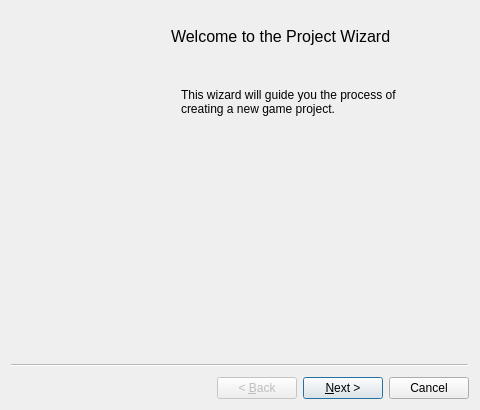
First picture: the form in src/lgck-builder/WizGame.ui, repository cfrankb/lgck-src, before the edit.
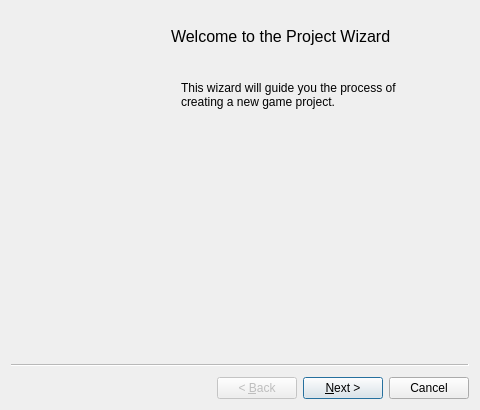
Second picture: the form after the edit. Icons and pictures are not drawn.

What changed in the file:
```diff
--- a/src/lgck-builder/WizGame.ui
+++ b/src/lgck-builder/WizGame.ui
@@ -68,13 +68,16 @@
      <rect>
       <x>170</x>
       <y>70</y>
-      <width>221</width>
-      <height>41</height>
+      <width>251</width>
+      <height>61</height>
      </rect>
     </property>
     <property name="text">
      <string>This wizard will guide you the process of creating a new game project.</string>
     </property>
+    <property name="alignment">
+     <set>Qt::AlignLeading|Qt::AlignLeft|Qt::AlignTop</set>
+    </property>
     <property name="wordWrap">
      <bool>true</bool>
     </property>
```
Left out of the diff: 4 changed lines with no effect on the pictures.
